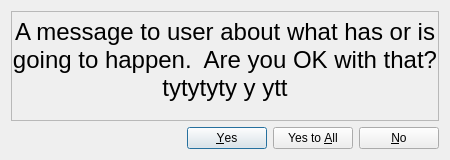
JDHatten/BatchItImage, file DialogMessage.ui: the form before one commit.
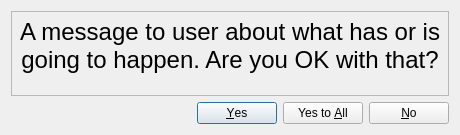
The form after the commit.

```diff
--- a/DialogMessage.ui
+++ b/DialogMessage.ui
@@ -6,8 +6,8 @@
    <rect>
     <x>0</x>
     <y>0</y>
-    <width>450</width>
-    <height>160</height>
+    <width>460</width>
+    <height>135</height>
    </rect>
   </property>
   <property name="minimumSize">
@@ -31,7 +31,7 @@
       <enum>QFrame::StyledPanel</enum>
      </property>
      <property name="text">
-      <string>A message to user about what has or is going to happen.  Are you OK with that? tytytyty y ytt</string>
+      <string>A message to user about what has or is going to happen. Are you OK with that?</string>
      </property>
      <property name="alignment">
       <set>Qt::AlignHCenter|Qt::AlignTop</set>
```
